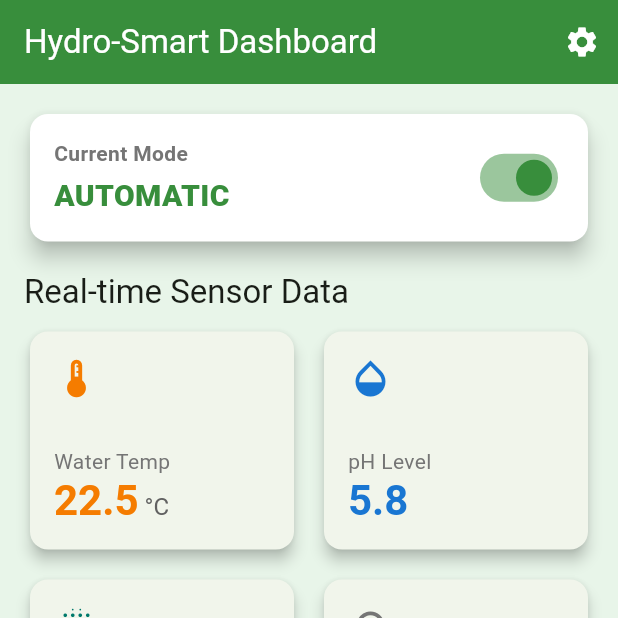
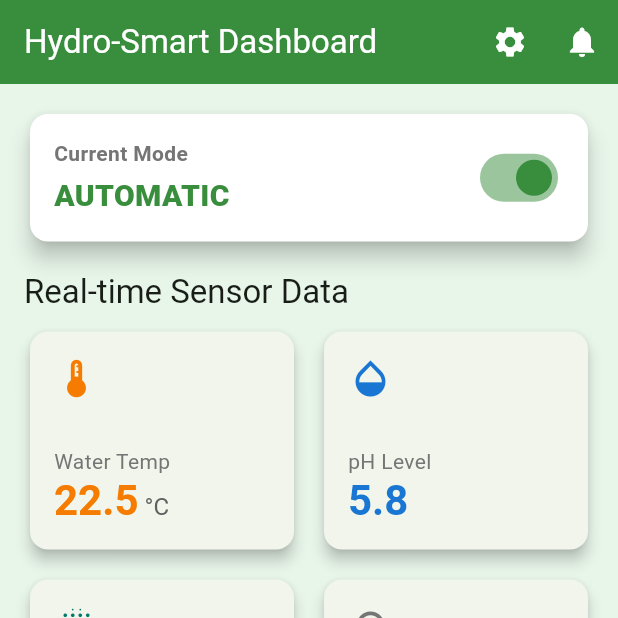
Before and after one commit to Nancy-Amr/Hydro-ponicApp, a Flutter app: the DashboardScreen screen opened by its route, on a phone screen of 412 x 824 dp, the top half of it. Run offline on Flutter 3.47's test engine with Material 3 defaults, Android fonts, the phone set to English and light mode, and no system bars.

Commit message:
settings UI after pulling again

```diff
--- a/hydroponic_app/lib/main.dart
+++ b/hydroponic_app/lib/main.dart
@@ -5,6 +5,7 @@ import 'screens/signup.dart';
 import 'screens/forgotpass.dart';
 import 'screens/sensor_monitoring.dart';
 import 'screens/settings.dart';
+import 'screens/alertsAndNotifications.dart';
 
 void main() {
   runApp(const MyApp());
@@ -51,6 +52,9 @@ class MyApp extends StatelessWidget {
 
         // Route for the Settings screen
         '/settings': (context) => const SettingsScreen(),
+
+        // Route for the Alerts and Notifications screen
+        '/alertsAndNotifications': (context) => const AlertsScreen(),
       },
     );
   }
--- a/hydroponic_app/lib/screens/dashboard.dart
+++ b/hydroponic_app/lib/screens/dashboard.dart
@@ -66,6 +66,12 @@ class _DashboardScreenState extends State<DashboardScreen> {
                  Navigator.pushNamed(context, '/settings');
          },
   ),
+          IconButton(
+            icon: const Icon(Icons.notifications),
+            onPressed: () {
+              Navigator.pushNamed(context, '/alertsAndNotifications');
+            },
+          ),
 ],
       ),
       body: SingleChildScrollView(
```
